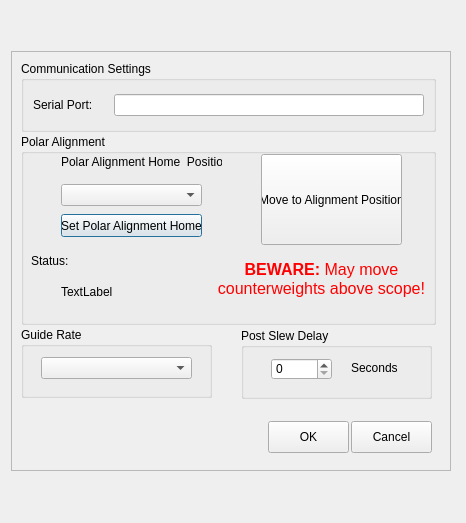
Old version of the form Skywatcher.ui in the repository rpineau/SkyWatcher.
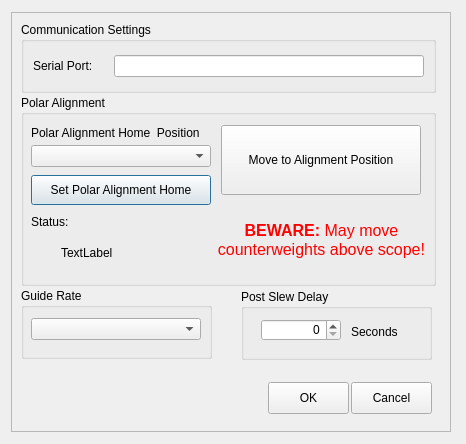
New version of the form. Custom widgets are drawn as their Qt base class.

```diff
--- a/Skywatcher.ui
+++ b/Skywatcher.ui
@@ -7,7 +7,7 @@
     <x>0</x>
     <y>0</y>
     <width>466</width>
-    <height>523</height>
+    <height>444</height>
    </rect>
   </property>
   <property name="sizePolicy">
@@ -155,10 +155,10 @@
       <widget class="QPushButton" name="pushButton">
        <property name="geometry">
         <rect>
-         <x>40</x>
+         <x>10</x>
          <y>80</y>
-         <width>141</width>
-         <height>23</height>
+         <width>180</width>
+         <height>30</height>
         </rect>
        </property>
        <property name="toolTip">
@@ -177,10 +177,10 @@
       <widget class="QPushButton" name="pushButton_2">
        <property name="geometry">
         <rect>
-         <x>240</x>
-         <y>20</y>
-         <width>141</width>
-         <height>91</height>
+         <x>200</x>
+         <y>30</y>
+         <width>200</width>
+         <height>70</height>
         </rect>
        </property>
        <property name="toolTip">
@@ -194,9 +194,9 @@
       <widget class="QComboBox" name="comboBox">
        <property name="geometry">
         <rect>
-         <x>40</x>
+         <x>10</x>
          <y>50</y>
-         <width>141</width>
+         <width>180</width>
          <height>22</height>
         </rect>
        </property>
@@ -207,9 +207,9 @@
       <widget class="QLabel" name="label">
        <property name="geometry">
         <rect>
-         <x>40</x>
-         <y>20</y>
-         <width>161</width>
+         <x>10</x>
+         <y>30</y>
+         <width>190</width>
          <height>16</height>
         </rect>
        </property>
@@ -303,9 +303,9 @@
       <widget class="QComboBox" name="comboBox_2">
        <property name="geometry">
         <rect>
-         <x>20</x>
+         <x>10</x>
          <y>30</y>
-         <width>151</width>
+         <width>170</width>
          <height>22</height>
         </rect>
        </property>
@@ -326,20 +326,26 @@
       <widget class="QSpinBox" name="spinBox">
        <property name="geometry">
         <rect>
-         <x>30</x>
+         <x>20</x>
          <y>30</y>
-         <width>61</width>
+         <width>80</width>
          <height>22</height>
         </rect>
        </property>
+       <property name="alignment">
+        <set>Qt::AlignRight|Qt::AlignTrailing|Qt::AlignVCenter</set>
+       </property>
+       <property name="maximum">
+        <number>3600</number>
+       </property>
       </widget>
       <widget class="QLabel" name="label_5">
        <property name="geometry">
         <rect>
          <x>110</x>
          <y>33</y>
-         <width>47</width>
-         <height>13</height>
+         <width>60</width>
+         <height>20</height>
         </rect>
        </property>
        <property name="text">
```
